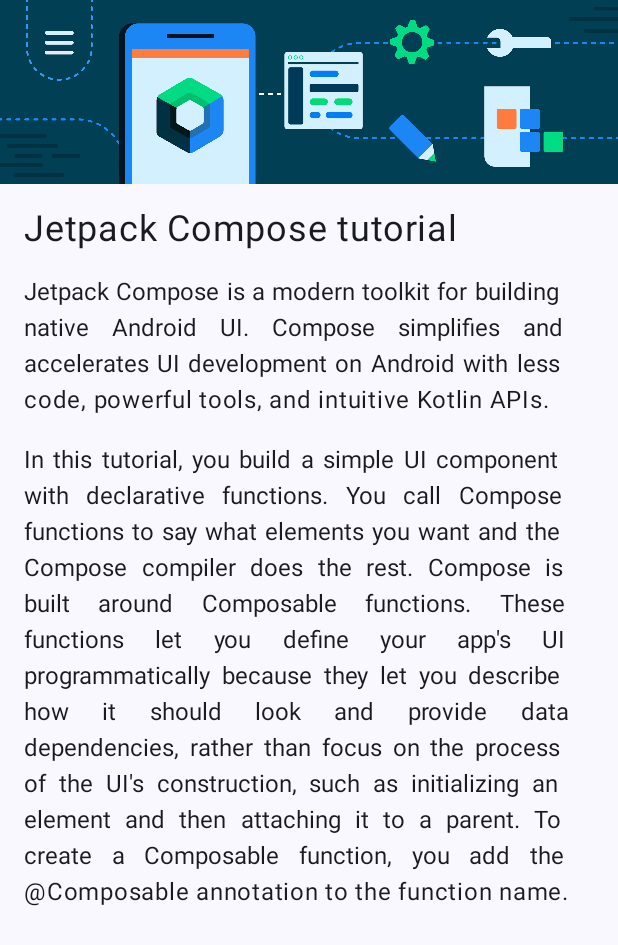
After one commit to loban-0409/Compose-Codelabs, an Android app built with Jetpack Compose: the TutorialActivity screen opened directly, with no data from a screen before it, on a phone screen of 412 x 824 dp. The commit adds this screen. Shown: the top 945 px of the screen. Run offline under Robolectric (Android 15) with nearby library versions, the phone set to English and light mode, and no system bars.

Commit message:
feat: compose tutorial 화면

```diff
--- a/Basics/app/build.gradle.kts
+++ b/Basics/app/build.gradle.kts
@@ -59,11 +59,13 @@ dependencies {
     implementation("androidx.compose.ui:ui-graphics")
     implementation("androidx.compose.ui:ui-tooling-preview")
     implementation("androidx.compose.material3:material3")
+    implementation(platform("androidx.compose:compose-bom:2023.08.00"))
     testImplementation("junit:junit:4.13.2")
     androidTestImplementation("androidx.test.ext:junit:1.1.5")
     androidTestImplementation("androidx.test.espresso:espresso-core:3.5.1")
     androidTestImplementation(platform("androidx.compose:compose-bom:2023.08.00"))
     androidTestImplementation("androidx.compose.ui:ui-test-junit4")
+    androidTestImplementation(platform("androidx.compose:compose-bom:2023.08.00"))
     debugImplementation("androidx.compose.ui:ui-tooling")
     debugImplementation("androidx.compose.ui:ui-test-manifest")
 }
--- a/Basics/app/src/main/AndroidManifest.xml
+++ b/Basics/app/src/main/AndroidManifest.xml
@@ -13,6 +13,11 @@
         android:theme="@style/Theme.Basics"
         tools:targetApi="31">
         <activity
+            android:name=".TutorialActivity"
+            android:exported="true"
+            android:label="@string/title_activity_tutorial"
+            android:theme="@style/Theme.Basics" />
+        <activity
             android:name=".MainActivity"
             android:exported="true"
             android:label="@string/app_name"
--- /dev/null
+++ b/Basics/app/src/main/java/com/loban/basics/TutorialActivity.kt
@@ -0,0 +1,87 @@
+package com.loban.basics
+
+import android.os.Bundle
+import androidx.activity.ComponentActivity
+import androidx.activity.compose.setContent
+import androidx.compose.foundation.Image
+import androidx.compose.foundation.layout.Column
+import androidx.compose.foundation.layout.fillMaxSize
+import androidx.compose.foundation.layout.padding
+import androidx.compose.material3.MaterialTheme
+import androidx.compose.material3.Surface
+import androidx.compose.material3.Text
+import androidx.compose.runtime.Composable
+import androidx.compose.ui.Modifier
+import androidx.compose.ui.graphics.painter.Painter
+import androidx.compose.ui.res.painterResource
+import androidx.compose.ui.res.stringResource
+import androidx.compose.ui.text.style.TextAlign
+import androidx.compose.ui.tooling.preview.Preview
+import androidx.compose.ui.unit.dp
+import androidx.compose.ui.unit.sp
+import com.loban.basics.ui.theme.BasicsTheme
+
+class TutorialActivity : ComponentActivity() {
+    override fun onCreate(savedInstanceState: Bundle?) {
+        super.onCreate(savedInstanceState)
+        setContent {
+            BasicsTheme {
+                // A surface container using the 'background' color from the theme
+                Surface(
+                    modifier = Modifier.fillMaxSize(),
+                    color = MaterialTheme.colorScheme.background,
+                ) {
+                    val image = painterResource(id = R.drawable.bg_compose_background)
+                    val title = stringResource(id = R.string.tutorial_title)
+                    val firstContent = stringResource(id = R.string.tutorial_first_content)
+                    val secondContent = stringResource(id = R.string.tutorial_second_content)
+                    Tutorial(title = title, firstContent = firstContent, secondContent = secondContent, image = image)
+                }
+            }
+        }
+    }
+}
+
+@Composable
+fun Tutorial(title: String, firstContent: String, secondContent: String, image: Painter, modifier: Modifier = Modifier) {
+    Column(
+        modifier = modifier,
+    ) {
+        BackgroundImage(image = image)
+        TitleText(text = title)
+        FirstContentText(text = firstContent)
+        SecondContentText(text = secondContent)
+    }
+}
+
+@Composable
+fun BackgroundImage(image: Painter) {
+    Image(painter = image, contentDescription = null)
+}
+
+@Composable
+fun TitleText(text: String) {
+    Text(text = text, fontSize = 24.sp, modifier = Modifier.padding(16.dp))
+}
+
+@Composable
+fun FirstContentText(text: String) {
+    Text(text = text, modifier = Modifier.padding(start = 16.dp, end = 16.dp), textAlign = TextAlign.Justify)
+}
+
+@Composable
+fun SecondContentText(text: String) {
+    Text(text = text, modifier = Modifier.padding(16.dp), textAlign = TextAlign.Justify)
+}
+
+@Preview(showBackground = true, showSystemUi = true)
+@Composable
+fun TutorialPreview() {
+    BasicsTheme {
+        val image = painterResource(id = R.drawable.bg_compose_background)
+        val title = stringResource(id = R.string.tutorial_title)
+        val firstContent = stringResource(id = R.string.tutorial_first_content)
+        val secondContent = stringResource(id = R.string.tutorial_second_content)
+        Tutorial(title = title, firstContent = firstContent, secondContent = secondContent, image = image)
+    }
+}
--- a/Basics/app/src/main/res/values/strings.xml
+++ b/Basics/app/src/main/res/values/strings.xml
@@ -2,4 +2,8 @@
     <string name="app_name">Basics</string>
     <string name="happy_birthday_sam">Happy BirthDay Sam!</string>
     <string name="from_lope">From Lope</string>
+    <string name="title_activity_tutorial">TutorialActivity</string>
+    <string name="tutorial_title">Jetpack Compose tutorial</string>
+    <string name="tutorial_first_content">Jetpack Compose is a modern toolkit for building native Android UI. Compose simplifies and accelerates UI development on Android with less code, powerful tools, and intuitive Kotlin APIs.</string>
+    <string name="tutorial_second_content">In this tutorial, you build a simple UI component with declarative functions. You call Compose functions to say what elements you want and the Compose compiler does the rest. Compose is built around Composable functions. These functions let you define your app\'s UI programmatically because they let you describe how it should look and provide data dependencies, rather than focus on the process of the UI\'s construction, such as initializing an element and then attaching it to a parent. To create a Composable function, you add the @Composable annotation to the function name.</string>
 </resources>
```
Also changed, not shown: Basics/app/src/main/res/drawable-nodpi/bg_compose_background.png (added).
